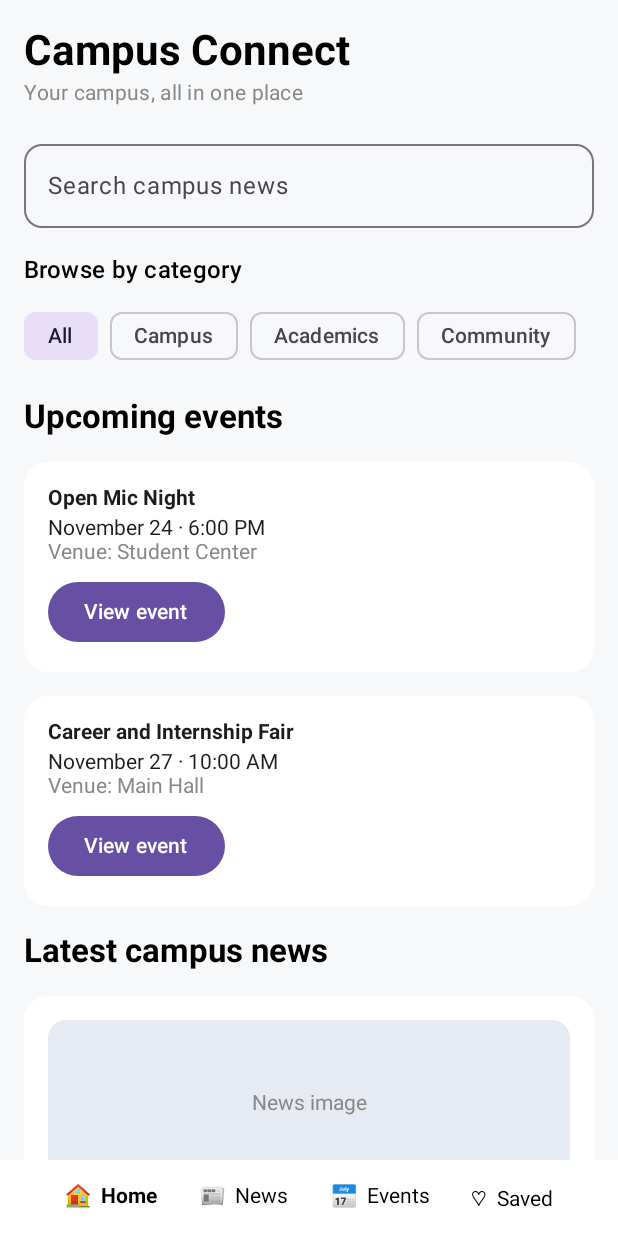
After one commit to tejaswinitravello/CampusNewsandEventapp, an Android app built with Jetpack Compose: the CampusHomeScreen screen opened through its navigation route, on a phone screen of 412 x 824 dp. The commit adds this screen. Run offline under Robolectric (Android 15) with nearby library versions, the phone set to English and light mode, and no system bars.

Commit message:
Added some data items under upcoming events and latest news

```diff
--- a/app/build.gradle.kts
+++ b/app/build.gradle.kts
@@ -1,9 +1,10 @@
+import com.android.build.gradle.ProguardFiles.getDefaultProguardFile
 import org.gradle.kotlin.dsl.implementation
 
 plugins {
     alias(libs.plugins.android.application)
     alias(libs.plugins.kotlin.compose)
-//    id("com.google.gms.google-services")
+    id("com.google.gms.google-services")
 
 }
 
--- a/app/src/main/java/app/campusnewsevents/tejaswinis3567095/AppScreens.kt
+++ b/app/src/main/java/app/campusnewsevents/tejaswinis3567095/AppScreens.kt
@@ -4,6 +4,7 @@ sealed class AppScreens(val route: String) {
     object Splash : AppScreens("splash_route")
     object Login : AppScreens("login_route")
     object Register : AppScreens("register_route")
+    object CampusHome : AppScreens("campus_home_route")
     object ForgotPassword : AppScreens("forgot_password_route")
     object Profile : AppScreens("profile_route")
 
--- /dev/null
+++ b/app/src/main/java/app/campusnewsevents/tejaswinis3567095/CampusHomeScreen.kt
@@ -0,0 +1,249 @@
+package app.campusnewsevents.tejaswinis3567095
+
+import androidx.compose.foundation.background
+import androidx.compose.foundation.layout.*
+import androidx.compose.foundation.lazy.LazyColumn
+import androidx.compose.foundation.lazy.items
+import androidx.compose.foundation.shape.RoundedCornerShape
+import androidx.compose.material3.Button
+import androidx.compose.material3.Card
+import androidx.compose.material3.CardDefaults
+import androidx.compose.material3.FilterChip
+import androidx.compose.material3.MaterialTheme
+import androidx.compose.material3.OutlinedTextField
+import androidx.compose.material3.Scaffold
+import androidx.compose.material3.Text
+import androidx.compose.runtime.*
+import androidx.compose.ui.Modifier
+import androidx.compose.ui.graphics.Color
+import androidx.compose.ui.text.font.FontWeight
+import androidx.compose.ui.tooling.preview.Preview
+import androidx.compose.ui.unit.dp
+
+private data class NewsItem(
+    val title: String,
+    val category: String,
+    val date: String,
+    val summary: String
+)
+
+private data class CampusEvent(
+    val title: String,
+    val date: String,
+    val time: String,
+    val venue: String
+)
+
+private val sampleNews = listOf(
+    NewsItem(
+        title = "Library extends evening hours",
+        category = "Campus",
+        date = "November 21",
+        summary = "The main library will stay open later during the exam period."
+    ),
+    NewsItem(
+        title = "Student research showcase announced",
+        category = "Academics",
+        date = "November 20",
+        summary = "Students are invited to share projects at this year's showcase."
+    ),
+    NewsItem(
+        title = "Campus cleanup day this weekend",
+        category = "Community",
+        date = "November 19",
+        summary = "Join fellow students to help care for shared campus spaces."
+    )
+)
+
+private val sampleEvents = listOf(
+    CampusEvent(
+        title = "Open Mic Night",
+        date = "November 24",
+        time = "6:00 PM",
+        venue = "Student Center"
+    ),
+    CampusEvent(
+        title = "Career and Internship Fair",
+        date = "November 27",
+        time = "10:00 AM",
+        venue = "Main Hall"
+    )
+)
+
+@Composable
+fun CampusHomeScreen() {
+    var searchText by remember { mutableStateOf("") }
+    var selectedCategory by remember { mutableStateOf("All") }
+
+    val categories = listOf("All", "Campus", "Academics", "Community")
+
+    val filteredNews = sampleNews.filter { news ->
+        val matchesCategory =
+            selectedCategory == "All" || news.category == selectedCategory
+        val matchesSearch =
+            news.title.contains(searchText, ignoreCase = true) ||
+                    news.summary.contains(searchText, ignoreCase = true)
+
+        matchesCategory && matchesSearch
+    }
+
+    Scaffold(
+        containerColor = Color(0xFFF7F8FA),
+        bottomBar = {
+            Row(
+                modifier = Modifier
+                    .fillMaxWidth()
+                    .background(Color.White)
+                    .padding(16.dp),
+                horizontalArrangement = Arrangement.SpaceEvenly
+            ) {
+                Text("🏠  Home", fontWeight = FontWeight.Bold)
+                Text("📰  News")
+                Text("📅  Events")
+                Text("♡  Saved")
+            }
+        }
+    ) { innerPadding ->
+        LazyColumn(
+            modifier = Modifier
+                .fillMaxSize()
+                .padding(innerPadding),
+            contentPadding = PaddingValues(16.dp),
+            verticalArrangement = Arrangement.spacedBy(16.dp)
+        ) {
+            item {
+                Text(
+                    text = "Campus Connect",
+                    style = MaterialTheme.typography.headlineMedium,
+                    fontWeight = FontWeight.Bold
+                )
+                Text(
+                    text = "Your campus, all in one place",
+                    style = MaterialTheme.typography.bodyMedium,
+                    color = Color.Gray
+                )
+            }
+
+            item {
+                OutlinedTextField(
+                    value = searchText,
+                    onValueChange = { searchText = it },
+                    modifier = Modifier.fillMaxWidth(),
+                    label = { Text("Search campus news") },
+                    singleLine = true,
+                    shape = RoundedCornerShape(12.dp)
+                )
+            }
+
+            item {
+                Text(
+                    text = "Browse by category",
+                    style = MaterialTheme.typography.titleMedium,
+                    fontWeight = FontWeight.SemiBold
+                )
+                Spacer(Modifier.height(8.dp))
+
+                Row(horizontalArrangement = Arrangement.spacedBy(8.dp)) {
+                    categories.forEach { category ->
+                        FilterChip(
+                            selected = selectedCategory == category,
+                            onClick = { selectedCategory = category },
+                            label = { Text(category) }
+                        )
+                    }
+                }
+            }
+
+            item {
+                Text(
+                    text = "Upcoming events",
+                    style = MaterialTheme.typography.titleLarge,
+                    fontWeight = FontWeight.Bold
+                )
+            }
+
+            items(sampleEvents) { event ->
+                EventCard(event = event)
+            }
+
+            item {
+                Text(
+                    text = "Latest campus news",
+                    style = MaterialTheme.typography.titleLarge,
+                    fontWeight = FontWeight.Bold
+                )
+            }
+
+            if (filteredNews.isEmpty()) {
+                item {
+                    Text(
+                        text = "No news found. Try another search or category.",
+                        color = Color.Gray
+                    )
+                }
+            } else {
+                items(filteredNews) { news ->
+                    NewsCard(news = news)
+                }
+            }
+        }
+    }
+}
+
+@Composable
+private fun NewsCard(news: NewsItem) {
+    Card(
+        modifier = Modifier.fillMaxWidth(),
+        shape = RoundedCornerShape(16.dp),
+        colors = CardDefaults.cardColors(containerColor = Color.White)
+    ) {
+        Column(modifier = Modifier.padding(16.dp)) {
+            Box(
+                modifier = Modifier
+                    .fillMaxWidth()
+                    .height(110.dp)
+                    .background(Color(0xFFE5EAF3), RoundedCornerShape(12.dp)),
+                contentAlignment = androidx.compose.ui.Alignment.Center
+            ) {
+                Text("News image", color = Color.Gray)
+            }
+
+            Spacer(Modifier.height(12.dp))
+            Text(news.category, color = Color(0xFF345995))
+            Text(news.title, fontWeight = FontWeight.Bold)
+            Text(news.date, style = MaterialTheme.typography.bodySmall, color = Color.Gray)
+            Spacer(Modifier.height(4.dp))
+            Text(news.summary, style = MaterialTheme.typography.bodyMedium)
+            Spacer(Modifier.height(8.dp))
+            Text("♡  Save article", color = Color(0xFF345995))
+        }
+    }
+}
+
+@Composable
+private fun EventCard(event: CampusEvent) {
+    Card(
+        modifier = Modifier.fillMaxWidth(),
+        shape = RoundedCornerShape(16.dp),
+        colors = CardDefaults.cardColors(containerColor = Color.White)
+    ) {
+        Column(modifier = Modifier.padding(16.dp)) {
+            Text(event.title, fontWeight = FontWeight.Bold)
+            Spacer(Modifier.height(4.dp))
+            Text("${event.date} · ${event.time}")
+            Text("Venue: ${event.venue}", color = Color.Gray)
+            Spacer(Modifier.height(8.dp))
+            Button(onClick = { /* Add event action  */ }) {
+                Text("View event")
+            }
+        }
+    }
+}
+
+@Preview(showBackground = true)
+@Composable
+private fun CampusHomeScreenPreview() {
+    MaterialTheme {
+        CampusHomeScreen()
+    }
+}
--- a/app/src/main/java/app/campusnewsevents/tejaswinis3567095/HomeScreenActivity.kt
+++ /dev/null
@@ -1,4 +0,0 @@
-package app.campusnewsevents.tejaswinis3567095
-
-class HomeScreenActivity {
-}
--- a/app/src/main/java/app/campusnewsevents/tejaswinis3567095/MainActivity.kt
+++ b/app/src/main/java/app/campusnewsevents/tejaswinis3567095/MainActivity.kt
@@ -36,6 +36,7 @@ import androidx.navigation.compose.NavHost
 import androidx.navigation.compose.composable
 import androidx.navigation.compose.rememberNavController
 import kotlinx.coroutines.delay
+import kotlin.time.Duration.Companion.milliseconds
 
 class MainActivity : ComponentActivity() {
     override fun onCreate(savedInstanceState: Bundle?) {
@@ -68,12 +69,9 @@ fun MyAppNavGraph() {
             RegistrationScreen(navController = navController)
         }
 
-
-
-
-
-
-
+        composable(AppScreens.CampusHome.route) {
+            CampusHomeScreen()
+        }
 
 
     }
@@ -86,14 +84,23 @@ fun LoadingScreenCheck(navController: NavController) {
     val context = LocalContext.current
 
     LaunchedEffect(Unit) {
-        delay(3000)
+        delay(3000.milliseconds)
 
-
+        if (AppUserData.getLoginStatus(context)) {
+            navController.navigate(AppScreens.CampusHome.route) {
+                popUpTo(AppScreens.Splash.route) {
+                    inclusive = true
+                }
+            }
+        }else{
             navController.navigate(AppScreens.Login.route) {
                 popUpTo(AppScreens.Splash.route) {
                     inclusive = true
                 }
             }
+        }
+
+
 
 
     }
@@ -123,7 +130,7 @@ fun EntryScreen() {
                     .size(380.dp, 380.dp)
                     .padding(16.dp),
                 painter = painterResource(id = R.drawable.app_icon),
-                contentDescription = "News Sharing",
+                contentDescription = "News App",
             )
 
             Spacer(modifier = Modifier.weight(1f))
@@ -137,9 +144,6 @@ fun EntryScreen() {
                 modifier = Modifier.align(Alignment.CenterHorizontally),
                 textAlign = TextAlign.Center
             )
-
-//            Spacer(modifier = Modifier.height(32.dp))
-//            Spacer(modifier = Modifier.height(32.dp))
 
             Spacer(modifier = Modifier.height(16.dp))
 
--- a/build.gradle.kts
+++ b/build.gradle.kts
@@ -2,6 +2,6 @@
 plugins {
     alias(libs.plugins.android.application) apply false
     alias(libs.plugins.kotlin.compose) apply false
-//    id("com.google.gms.google-services") version "4.4.2" apply false
+    id("com.google.gms.google-services") version "4.4.2" apply false
 
 }
```
Also changed, not shown: app/src/main/java/app/campusnewsevents/tejaswinis3567095/AppUserData.kt (added, +47 -0 lines), app/src/main/java/app/campusnewsevents/tejaswinis3567095/LoginScreen.kt (+16 -9 lines), app/src/main/java/app/campusnewsevents/tejaswinis3567095/RegistrationScreen.kt (+7 -51 lines), 1 other file.
